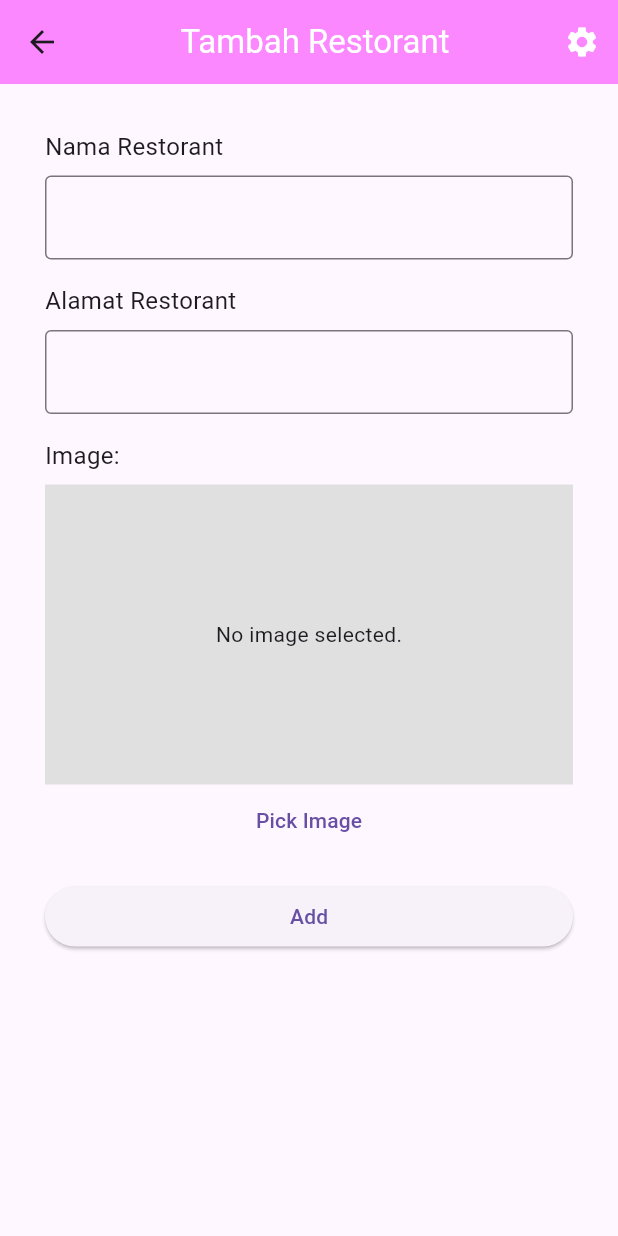
After one commit to indraw26/project-pabII, a Flutter app: the screen it shows after launch, after a tap on the "add" icon, on a phone screen of 412 x 824 dp. The commit adds this screen. Run offline on Flutter 3.47's test engine with Material 3 defaults, Android fonts, the light colour scheme and no system bars; our stand-ins replace cloud_firestore, firebase_auth, firebase_core, firebase_storage, image_picker; accounts and stored records are empty.

Commit message:
Add Database Restaurant
.

```diff
--- a/review_makanan/lib/main.dart
+++ b/review_makanan/lib/main.dart
@@ -1,12 +1,8 @@
 import 'package:firebase_auth/firebase_auth.dart';
 import 'package:flutter/material.dart';
-import 'package:review_makanan/screens/detail.dart';
-import 'package:review_makanan/screens/favorite.dart';
 import 'package:review_makanan/screens/home.dart';
 import 'package:review_makanan/screens/signin.dart';
-import 'package:review_makanan/screens/profile.dart';
 import 'package:firebase_core/firebase_core.dart';
-import 'package:review_makanan/screens/signup.dart';
 import 'firebase_options.dart';
 
 void main() async {
@@ -37,13 +33,13 @@ class MainApp extends StatelessWidget {
               if (snapshot.connectionState == ConnectionState.waiting) {
                 return const CircularProgressIndicator();
               } else if (snapshot.hasData) {
-                return LoginScreen();
+                return const HomeScreen();
               } else if (snapshot.hasError) {
                 return const MaterialApp(
                   home: Text("Terjadi Kesalahan"),
                 );
               } else {
-                return LoginScreen();
+                return const HomeScreen();
               }
             }));
   }
--- /dev/null
+++ b/review_makanan/lib/models/restaurant.dart
@@ -0,0 +1,41 @@
+import 'package:cloud_firestore/cloud_firestore.dart';
+
+class Restaurant{
+  String? id;
+  final String nama;
+  final String alamat;
+  String? imageUrl;
+  Timestamp? createdAt;
+  Timestamp? updatedAt;
+
+  Restaurant({
+    this.id,
+    required this.nama,
+    required this.alamat,
+    this.imageUrl,
+    this.createdAt,
+    this.updatedAt,
+  });
+
+  factory Restaurant.fromDocument(DocumentSnapshot doc) {
+    Map<String, dynamic> data = doc.data() as Map<String, dynamic>;
+    return Restaurant(
+      id: doc.id,
+      nama: data['nama'],
+      alamat: data['alamat'],
+      imageUrl: data['image_url'],
+      createdAt: data['created_at'] as Timestamp,
+      updatedAt: data['updated_at'] as Timestamp,
+    );
+  }
+
+  Map<String, dynamic> toDocument() {
+    return {
+      'nama': nama,
+      'alamat': alamat,
+      'image_url': imageUrl,
+      'created_at': createdAt,
+      'updated_at': updatedAt,
+    };
+  }
+}
--- a/review_makanan/lib/screens/home.dart
+++ b/review_makanan/lib/screens/home.dart
@@ -1,5 +1,7 @@
 import 'package:flutter/material.dart';
 import 'package:review_makanan/screens/detail.dart';
+import 'package:review_makanan/services/restaurant_services.dart';
+import 'package:review_makanan/widgets/restaurant.dart';
 import 'package:review_makanan/screens/settings.dart';
 
 class HomeScreen extends StatelessWidget {
@@ -26,63 +28,76 @@ class HomeScreen extends StatelessWidget {
         ],
         backgroundColor: Color(0xfffc88ff),
       ),
-      body: Padding(
-        padding: const EdgeInsets.only(top: 20.0), // Tambahkan padding di sini
-        child: Container(
-          alignment: Alignment.center,
-          child: ListView.builder(
-            itemCount: 5,
-            itemBuilder: (context, index) {
-              return GestureDetector(
-                onTap: () {
-                  Navigator.push(
-                    context,
-                    MaterialPageRoute(
-                      builder: (context) => DetailScreen(),
-                    ),
-                  );
-                },
-                child: Container(
-                  height: 150.0,
-                  margin: EdgeInsets.symmetric(horizontal: 70.0),
-                  child: Card(
-                    child: Row(
-                      children: [
-                        Padding(
-                          padding: const EdgeInsets.all(8.0),
-                          child: Image.asset(
-                            'images/logo.png',
-                            height: 200,
-                          ),
-                        ),
-                        const Expanded(
-                          child: Padding(
-                            padding: EdgeInsets.symmetric(vertical: 8.0),
-                            child: Column(
-                              crossAxisAlignment: CrossAxisAlignment.start,
-                              mainAxisAlignment: MainAxisAlignment.start,
-                              children: [
-                                Text(
-                                  'Nama Restorant',
-                                  style: TextStyle(fontWeight: FontWeight.bold),
-                                ),
-                                SizedBox(
-                                  height: 10.0,
-                                ),
-                                Text('Alamat Restaurant'),
-                              ],
-                            ),
-                          ),
-                        ),
-                      ],
-                    ),
-                  ),
-                ),
-              );
+      body: RestorantScreen(),
+      floatingActionButton: FloatingActionButton(
+        onPressed: () {
+          showDialog(
+            context: context,
+            builder: (context) {
+              return const TambahRestoScreen();
             },
-          ),
-        ),
+          );
+        },
+        tooltip: 'Add Note',
+        child: const Icon(Icons.add),
       ),
     );
   }
 }
+class RestorantScreen extends StatelessWidget {
+  const RestorantScreen({super.key});
+
+  @override
+  Widget build(BuildContext context) {
+    return StreamBuilder(
+      stream: RestaurantService.getRestaurantList(),
+      builder: (context, snapshot) {
+        if (snapshot.hasError) {
+          return Text('Error: ${snapshot.error}');
+        }
+        switch (snapshot.connectionState) {
+          case ConnectionState.waiting:
+            return const Center(
+              child: CircularProgressIndicator(),
+            );
+          default:
+            return ListView(
+              padding: const EdgeInsets.only(bottom: 80),
+              children: snapshot.data!.map((document) {
+                return Card(
+                  child: InkWell(
+                    onTap: () {
+                      showDialog(
+                        context: context,
+                        builder: (context) {
+                          return DetailScreen(resto: document);
+                        },
+                      );
+                    },
+                    child: Column(
+                      children: [
+                        document.imageUrl != null && Uri.parse(document.imageUrl!).isAbsolute
+                            ? ClipRRect(
+                                borderRadius: const BorderRadius.only(
+                                  topLeft: Radius.circular(16),
+                                  topRight: Radius.circular(16),
+                                ),
+                                child: Image.network(
+                                  document.imageUrl!,
+                                  alignment: Alignment.center,
+                                  width: 50,
+                                  height: 50,
+                                ),
+                              )
+                            : Container(),
+                      ],
+                    ),
+                  ),
+                );
+              }).toList(),
+            );
+        }
+      },
+    );;
+  }
+}
--- /dev/null
+++ b/review_makanan/lib/services/restaurant_services.dart
@@ -0,0 +1,78 @@
+import 'dart:io' as io;
+import 'package:cloud_firestore/cloud_firestore.dart';
+import 'package:firebase_storage/firebase_storage.dart';
+import 'package:flutter/foundation.dart';
+import 'package:image_picker/image_picker.dart';
+import 'package:review_makanan/models/restaurant.dart';
+import 'package:path/path.dart' as path;
+
+class RestaurantService {
+  static final FirebaseFirestore _database = FirebaseFirestore.instance;
+  static final CollectionReference _RestaurantCollection =
+      _database.collection('Restorant');
+  static final FirebaseStorage _storage = FirebaseStorage.instance;
+
+  static Future<void> addRestaurant(Restaurant restaurant) async {
+    Map<String, dynamic> newRestaurant = {
+      'nama': restaurant.nama,
+      'alamat': restaurant.alamat,
+      'image_url': restaurant.imageUrl,
+      'created_at': FieldValue.serverTimestamp(),
+      'updated_at': FieldValue.serverTimestamp(),
+    };
+    await _RestaurantCollection.add(newRestaurant);
+  }
+
+  static Stream<List<Restaurant>> getRestaurantList() {
+    return _RestaurantCollection.snapshots().map((snapshot) {
+      return snapshot.docs.map((doc) {
+        Map<String, dynamic> data = doc.data() as Map<String, dynamic>;
+        return Restaurant(
+          id: doc.id,
+          nama: data['nama'],
+          alamat: data['alamat'],
+          imageUrl: data['image_url'],
+          createdAt: data['created_at'] != null
+              ? data['created_at'] as Timestamp
+              : null,
+          updatedAt: data['updated_at'] != null
+              ? data['updated_at'] as Timestamp
+              : null,
+        );
+      }).toList();
+    });
+  }
+
+  static Future<void> updateRestaurant(Restaurant restaurant) async {
+    Map<String, dynamic> updatedRestaurant = {
+      'nama': restaurant.nama,
+      'alamat': restaurant.alamat,
+      'image_url': restaurant.imageUrl,
+      'created_at': restaurant.createdAt,
+      'updated_at': FieldValue.serverTimestamp(),
+    };
+    await _RestaurantCollection.doc(restaurant.id).update(updatedRestaurant);
+  }
+
+  static Future<void> deleteRestaurant(Restaurant restaurant) async {
+    await _RestaurantCollection.doc(restaurant.id).delete();
+  }
+
+  static Future<String?> uploadImage(XFile imageFile) async {
+    try {
+      String fileName = path.basename(imageFile.path);
+      Reference ref = _storage.ref().child('image/$fileName');
+      UploadTask uploadTask;
+       if (kIsWeb) {
+        uploadTask = ref.putData(await imageFile.readAsBytes());
+      } else {
+        uploadTask = ref.putFile(io.File(imageFile.path));
+      }
+      TaskSnapshot taskSnapshot = await uploadTask;
+      String downloadUrl = await taskSnapshot.ref.getDownloadURL();
+      return downloadUrl;
+    } catch (e) {
+      return null;
+    }
+  }
+}
--- /dev/null
+++ b/review_makanan/lib/widgets/restaurant.dart
@@ -0,0 +1,230 @@
+import 'package:flutter/foundation.dart';
+import 'package:flutter/material.dart';
+import 'package:image_picker/image_picker.dart';
+import 'package:review_makanan/models/restaurant.dart';
+import 'package:review_makanan/screens/home.dart';
+import 'package:review_makanan/screens/settings.dart';
+import 'package:review_makanan/services/restaurant_services.dart';
+
+class TambahRestoScreen extends StatefulWidget {
+  final Restaurant? resto;
+  const TambahRestoScreen({super.key, this.resto});
+
+  @override
+  State<TambahRestoScreen> createState() => _TambahRestoScreenState();
+}
+
+class _TambahRestoScreenState extends State<TambahRestoScreen> {
+  final TextEditingController _namaController = TextEditingController();
+  final TextEditingController _alamatController = TextEditingController();
+  final _formKey = GlobalKey<FormState>();
+  XFile? _imageFile;
+
+  @override
+  void initState() {
+    super.initState();
+    if (widget.resto != null) {
+      _namaController.text = widget.resto!.nama;
+      _alamatController.text = widget.resto!.alamat;
+    }
+  }
+
+  Future<void> _pickImage() async {
+    final pickedFile =
+        await ImagePicker().pickImage(source: ImageSource.gallery);
+    if (pickedFile != null) {
+      setState(() {
+        _imageFile = pickedFile;
+      });
+    }
+  }
+
+  Future<void> _submitForm() async {
+    if (_formKey.currentState!.validate()) {
+      String? imageUrl;
+
+      try {
+        if (_imageFile != null) {
+          imageUrl = await RestaurantService.uploadImage(_imageFile!);
+        }
+
+        Restaurant newRestaurant = Restaurant(
+          id: widget.resto?.id,
+          nama: _namaController.text,
+          alamat: _alamatController.text,
+          imageUrl: imageUrl ?? widget.resto?.imageUrl,
+          createdAt: widget.resto?.createdAt,
+          updatedAt: null,
+        );
+
+        if (widget.resto == null) {
+          await RestaurantService.addRestaurant(newRestaurant);
+        } else {
+          await RestaurantService.updateRestaurant(newRestaurant);
+        }
+
+        ScaffoldMessenger.of(context).showSnackBar(
+          const SnackBar(
+            content: Text('Restorant berhasil Tambah!'),
+            backgroundColor: Colors.green,
+          ),
+        );
+
+        Navigator.of(context).pop();
+      } catch (e) {
+        setState(() {});
+
+        ScaffoldMessenger.of(context).showSnackBar(
+          SnackBar(
+            content: Text('Failed to save restorant: $e'),
+            backgroundColor: Colors.red,
+          ),
+        );
+
+        Navigator.push(
+          context,
+          MaterialPageRoute(builder: (context) => const HomeScreen()),
+        );
+      }
+    }
+  }
+
+  @override
+  Widget build(BuildContext context) {
+    return Scaffold(
+      appBar: AppBar(
+        title: const Center(
+          child: Text(
+            'Tambah Restorant',
+            style: TextStyle(color: Colors.white),
+          ),
+        ),
+        actions: [
+          IconButton(
+            icon: const Icon(
+              Icons.settings,
+              color: Colors.white,
+            ),
+            onPressed: () {
+              Navigator.of(context).push(MaterialPageRoute(
+                  builder: (context) => const SettingScreen()));
+            },
+          )
+        ],
+        backgroundColor: Color(0xfffc88ff),
+      ),
+      body: Form(
+        key: _formKey,
+        child: Column(
+          children: <Widget>[
+            Expanded(
+              child: Container(
+                padding: const EdgeInsets.all(30.0),
+                child: ListView(
+                  children: [
+                    const Text(
+                      'Nama Restorant',
+                      style: TextStyle(
+                        fontSize: 16,
+                      ),
+                    ),
+                    const SizedBox(height: 8),
+                    TextFormField(
+                      controller: _namaController,
+                      decoration: const InputDecoration(
+                        border: OutlineInputBorder(),
+                      ),
+                      validator: (value) {
+                        if (value!.isEmpty) {
+                          return "Masukkan Nama Restorant";
+                        }
+                        return null;
+                      },
+                    ),
+                    const SizedBox(height: 16),
+                    const Text(
+                      'Alamat Restorant',
+                      style: TextStyle(
+                        fontSize: 16,
+                      ),
+                    ),
+                    const SizedBox(height: 8),
+                    TextFormField(
+                      controller: _alamatController,
+                      decoration: const InputDecoration(
+                        border: OutlineInputBorder(),
+                      ),
+                      validator: (value) {
+                        if (value!.isEmpty) {
+                          return "Masukkan Alamat Restorant";
+                        }
+                        return null;
+                      },
+                    ),
+                    const SizedBox(height: 16),
+                    const Text(
+                      'Image:',
+                      style: TextStyle(
+                        fontSize: 16,
+                      ),
+                    ),
+                    const SizedBox(height: 8),
+                    _imageFile != null
+                        ? Image.network(
+                            _imageFile!.path,
+                            fit: BoxFit.cover,
+                          )
+                        : (widget.resto?.imageUrl != null &&
+                                Uri.parse(widget.resto!.imageUrl!).isAbsolute
+                            ? Image.network(
+                                widget.resto!.imageUrl!,
+                                fit: BoxFit.cover,
+                              )
+                            : Container(
+                                height: 200,
+                                color: Colors.grey[300],
+                                child: const Center(
+                                  child: Text('No image selected.'),
+                                ),
+                              )),
+                    TextButton(
+                      onPressed: _pickImage,
+                      child: const Text('Pick Image'),
+                    ),
+                    const SizedBox(height: 16),
+                    ElevatedButton(
+                      onPressed: () async {
+                        String? imageUrl;
+                        if (_imageFile != null) {
+                          imageUrl = await RestaurantService.uploadImage(_imageFile!);
+                        } else {
+                          imageUrl = widget.resto?.imageUrl;
+                        }
+                        Restaurant resto = Restaurant(
+                          id: widget.resto?.id,
+                          nama: _namaController.text,
+                          alamat: _alamatController.text,
+                          imageUrl: imageUrl,
+                          createdAt: widget.resto?.createdAt,
+                        );
+
+                        if (widget.resto == null) {
+                          RestaurantService.addRestaurant(resto)
+                              .whenComplete(() => Navigator.of(context).pop());
+                        } else {
+                          RestaurantService.updateRestaurant(resto)
+                              .whenComplete(() => Navigator.of(context).pop());
+                        }
+                      },
+                      child: Text(widget.resto == null ? 'Add' : 'Update'),
+                    ),
+                  ],
+                ),
+              ),
+            )
+          ],
+        ),
+      ),
+    );
+  }
+}
--- a/review_makanan/pubspec.yaml
+++ b/review_makanan/pubspec.yaml
@@ -11,6 +11,11 @@ dependencies:
   firebase_auth: ^4.17.9
   flutter:
     sdk: flutter
+  firebase_storage: ^11.7.6
+  cloud_firestore: ^4.17.4
+  path: ^1.9.0
+  image_picker: ^1.1.1
+  image_picker_web: ^3.1.1
 
 dev_dependencies:
   flutter_test:
```
Also changed, not shown: review_makanan/lib/screens/detail.dart (+11 -8 lines), review_makanan/lib/screens/signup.dart (+13 -14 lines), 5 other files.
